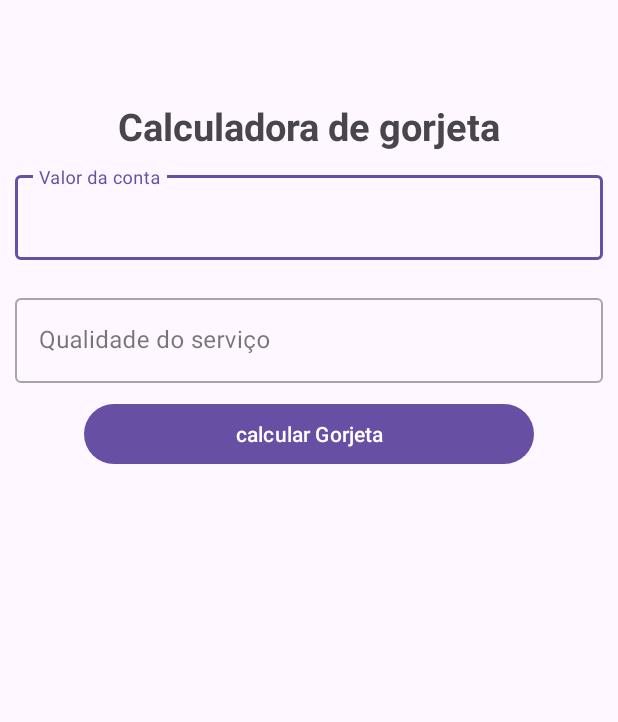
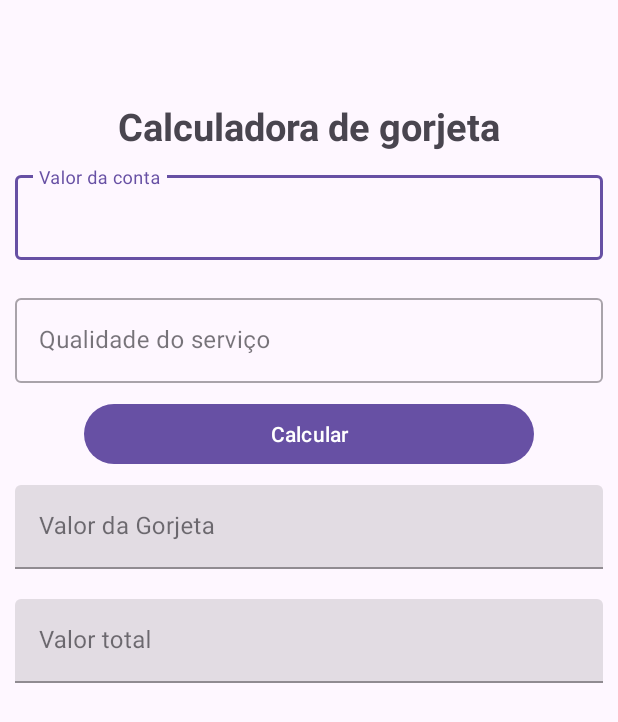
Before and after one commit to LBorgess/Gorjeta, an Android app: the screen it shows after launch (MainActivity), on a phone screen of 412 x 824 dp. Shown: the top 722 px of the screen. Run offline under Robolectric (Android 15) with nearby library versions, the phone set to English and light mode, and no system bars.

Commit message:
Finalização parcial do layout

```diff
--- a/app/src/main/res/layout/activity_main.xml
+++ b/app/src/main/res/layout/activity_main.xml
@@ -50,10 +50,42 @@
 
     <Button
         android:layout_width="300dp"
+        android:layout_height="wrap_content"
         android:layout_gravity="center"
+        android:text="Calcular" />
+
+
+    <com.google.android.material.textfield.TextInputLayout
+
+        style="@style/Widget.MaterialComponents.TextInputLayout.FilledBox"
+        android:layout_width="match_parent"
         android:layout_height="wrap_content"
-        android:text="calcular Gorjeta"
-        />
+        android:layout_margin="10dp"
+        android:hint="Valor da Gorjeta"
+        app:layout_constraintLeft_toLeftOf="parent"
+        app:layout_constraintRight_toRightOf="parent">
+
+        <com.google.android.material.textfield.TextInputEditText
+            android:layout_width="match_parent"
+            android:layout_height="wrap_content" />
+
+    </com.google.android.material.textfield.TextInputLayout>
+
+    <com.google.android.material.textfield.TextInputLayout
+
+        style="@style/Widget.MaterialComponents.TextInputLayout.FilledBox"
+        android:layout_width="match_parent"
+        android:layout_height="wrap_content"
+        android:layout_margin="10dp"
+        android:hint="Valor total"
+        app:layout_constraintLeft_toLeftOf="parent"
+        app:layout_constraintRight_toRightOf="parent">
+
+        <com.google.android.material.textfield.TextInputEditText
+            android:layout_width="match_parent"
+            android:layout_height="wrap_content" />
+
+    </com.google.android.material.textfield.TextInputLayout>
 
 
 </LinearLayout>
```
